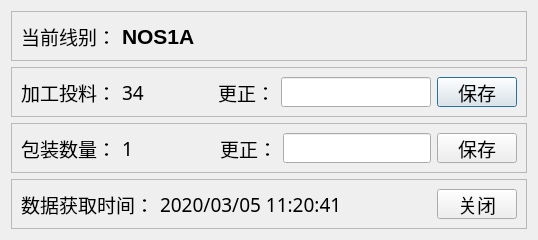
First picture: the form in qt5_proj/countAdjustment.ui, repository clang2you/packing_defective, before the edit.
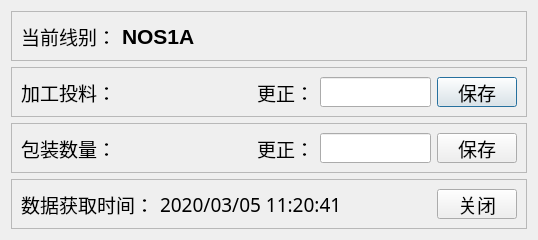
Second picture: the form after the edit.

Commit message: finish adjustCount function

```diff
--- a/qt5_proj/countAdjustment.ui
+++ b/qt5_proj/countAdjustment.ui
@@ -109,8 +109,20 @@
       </item>
       <item>
        <widget class="QLabel" name="label_4">
+        <property name="minimumSize">
+         <size>
+          <width>100</width>
+          <height>0</height>
+         </size>
+        </property>
+        <property name="maximumSize">
+         <size>
+          <width>100</width>
+          <height>16777215</height>
+         </size>
+        </property>
         <property name="text">
-         <string>34</string>
+         <string/>
         </property>
        </widget>
       </item>
@@ -184,8 +196,20 @@
       </item>
       <item>
        <widget class="QLabel" name="label_7">
+        <property name="minimumSize">
+         <size>
+          <width>100</width>
+          <height>0</height>
+         </size>
+        </property>
+        <property name="maximumSize">
+         <size>
+          <width>100</width>
+          <height>16777215</height>
+         </size>
+        </property>
         <property name="text">
-         <string>1</string>
+         <string/>
         </property>
        </widget>
       </item>
@@ -196,7 +220,7 @@
         </property>
         <property name="sizeHint" stdset="0">
          <size>
-          <width>83</width>
+          <width>68</width>
           <height>20</height>
          </size>
         </property>
```
Left out of the diff: 7 changed lines with no effect on the pictures. The commit also changes 34 other files.
